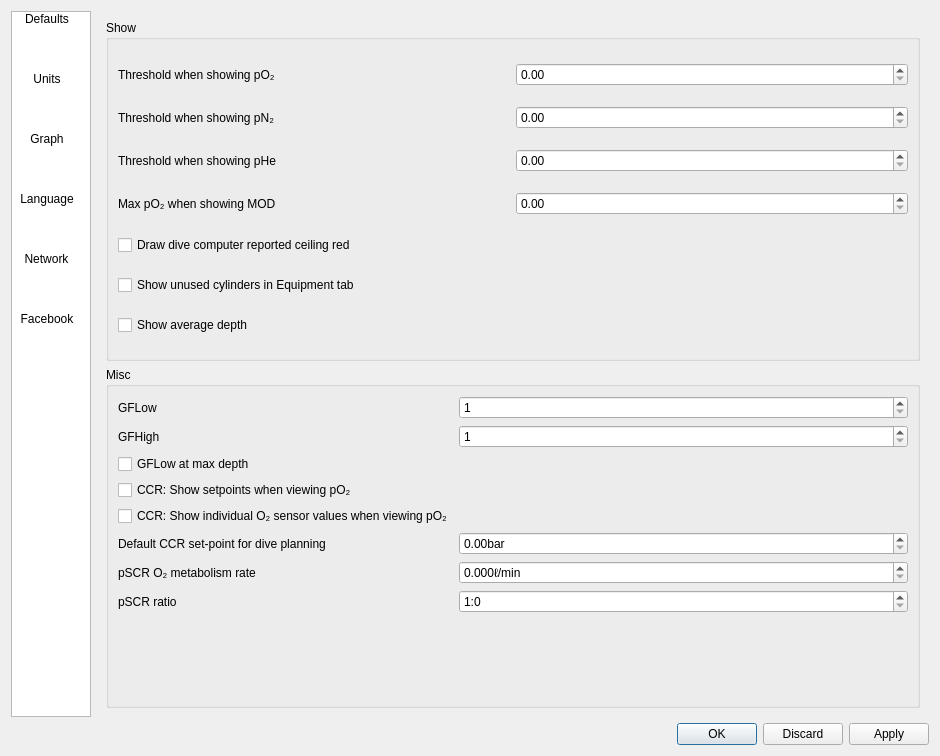
Old version of the form qt-ui/preferences.ui in the repository subsurface/subsurface.
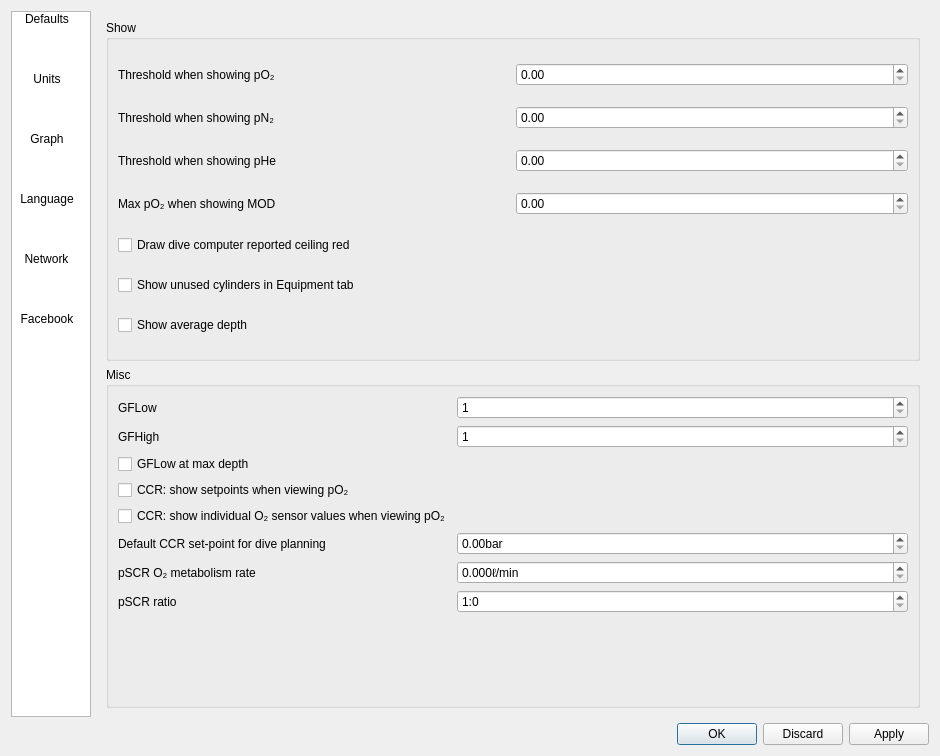
New version of the form. Icons and pictures are not drawn.

Commit message: Typos: fix capitalization after colon in preferences.ui

```diff
--- a/qt-ui/preferences.ui
+++ b/qt-ui/preferences.ui
@@ -792,14 +792,14 @@
             <item row="5" column="0">
              <widget class="QCheckBox" name="show_ccr_setpoint">
               <property name="text">
-               <string>CCR: Show setpoints when viewing pO₂</string>
+               <string>CCR: show setpoints when viewing pO₂</string>
               </property>
              </widget>
             </item>
              <item row="6" column="0">
              <widget class="QCheckBox" name="show_ccr_sensors">
               <property name="text">
-               <string>CCR: Show individual O₂ sensor values when viewing pO₂</string>
+               <string>CCR: show individual O₂ sensor values when viewing pO₂</string>
               </property>
              </widget>
             </item>
```
